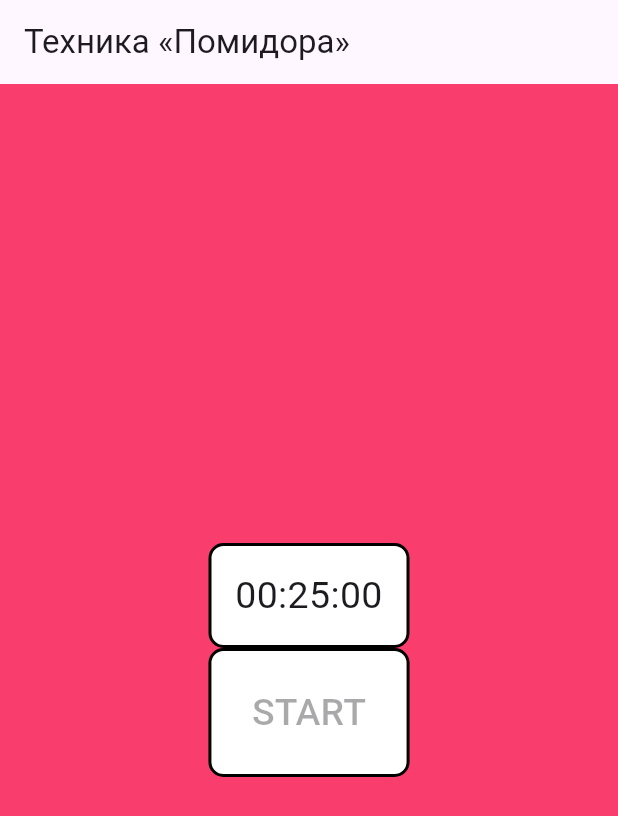
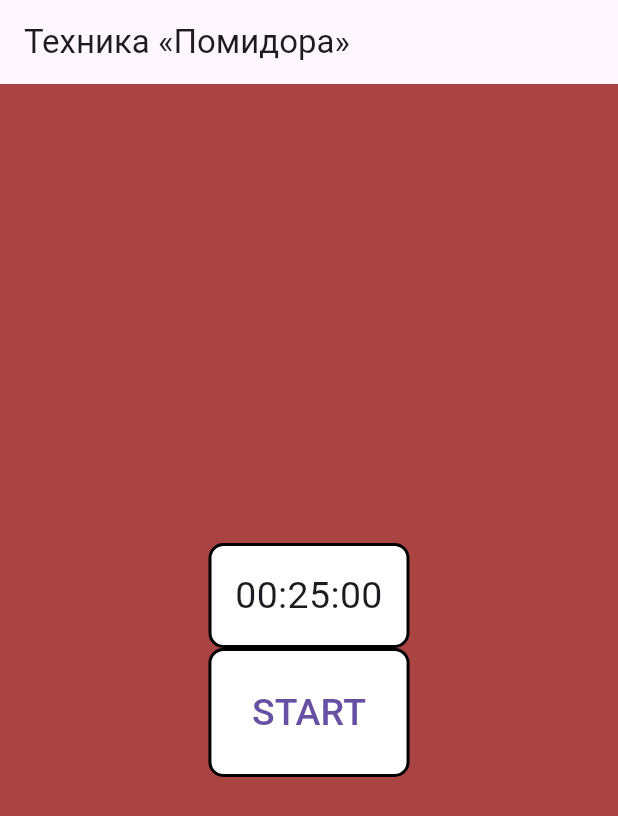
Before and after one commit to ZhBair/pomodoro, a Flutter app: the screen it shows after launch, on a phone screen of 412 x 824 dp. Shown: the top 816 px of the screen. Run offline on Flutter 3.47's test engine with Material 3 defaults, Android fonts, the phone set to English and light mode, and no system bars.

Commit message:
litle change code

```diff
--- a/lib/main.dart
+++ b/lib/main.dart
@@ -14,7 +14,7 @@ class MyApp extends StatelessWidget {
       title: '«Помидор»',
       theme: ThemeData(
         primarySwatch: Colors.grey,
-        scaffoldBackgroundColor: const Color(0xfff93e6e),
+        scaffoldBackgroundColor: const Color(0xffA94442),
       ),
       home: const MyHomePage(title: 'Техника «Помидора»'),
     );
@@ -35,7 +35,7 @@ class _MyHomePageState extends State<MyHomePage> {
   Widget build(BuildContext context) {
     return Scaffold(
       appBar: AppBar(
-        title: Text(widget.title),
+        title: Text(widget.title, textAlign: TextAlign.center),
       ),
       body: Center(
         child: Column(
@@ -50,10 +50,14 @@ class _MyHomePageState extends State<MyHomePage> {
                     borderRadius: BorderRadius.circular(10.0)),
                 child: SizedBox(
                     child: TextButton(
-                        onPressed: null,
+                        onPressed: () {},
                         child: Text('START',
                             textAlign: TextAlign.center,
-                            style: TextStyle(fontSize: 25)))))
+                            style: TextStyle(fontSize: 25)
+                        ),
+                    ),
+                )
+            )
           ],
         ),
       ),
```
Also changed, not shown: 1 other file.
